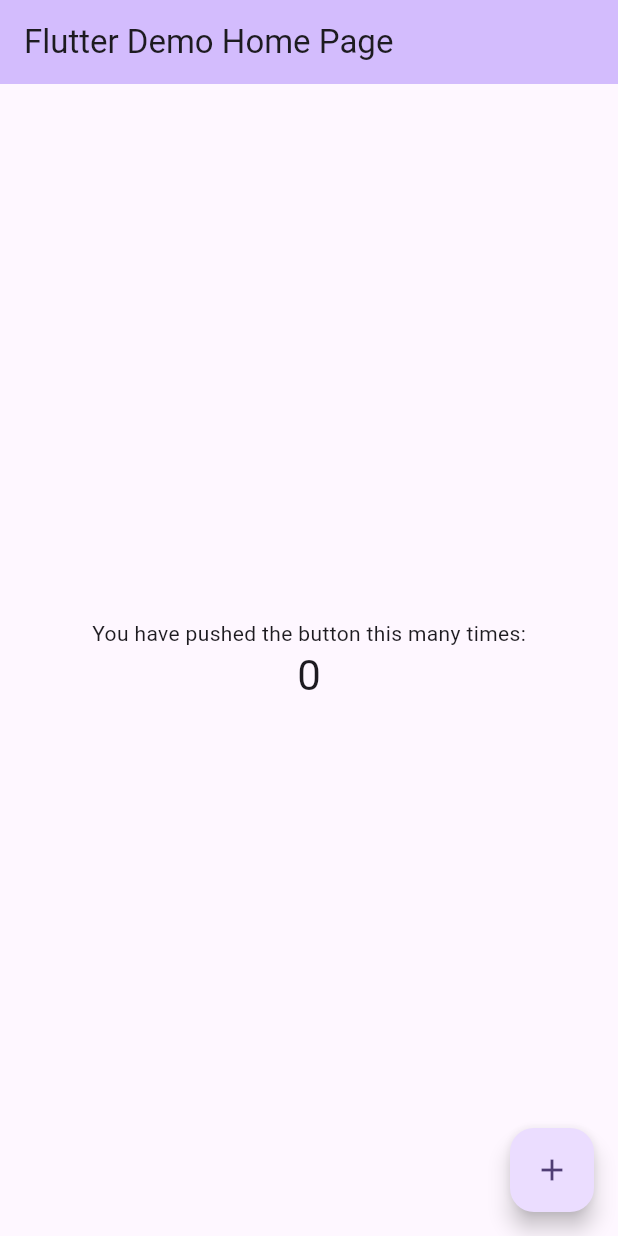
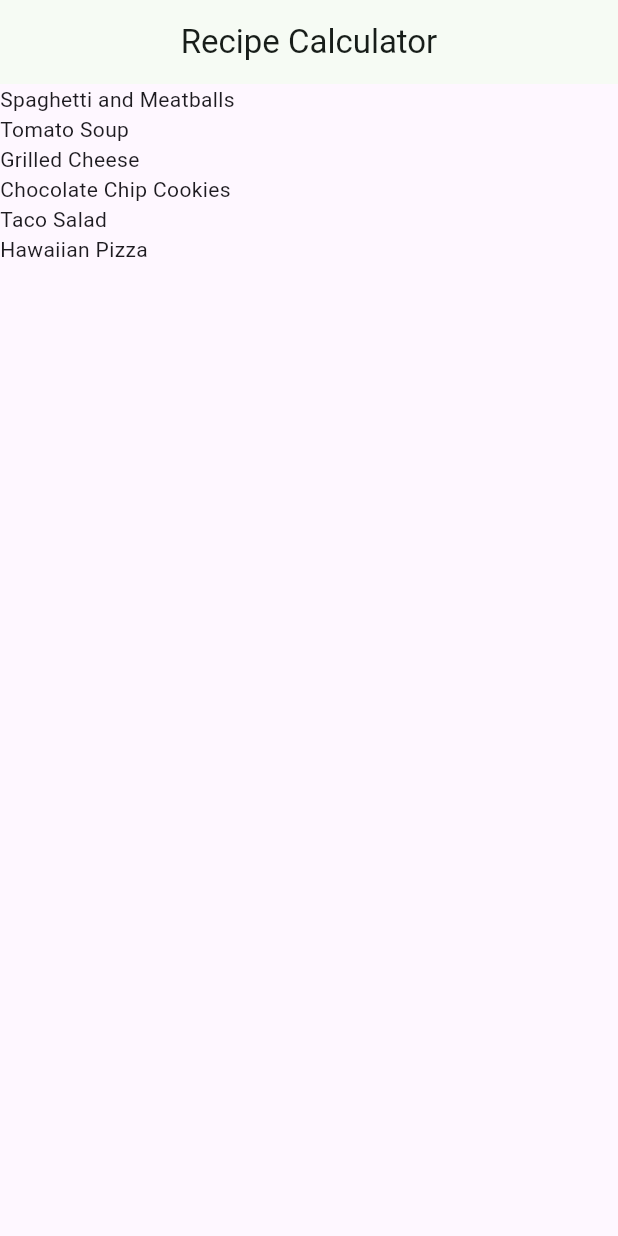
Before and after one commit to arcade15xyz/just_a_project, a Flutter app: the screen it shows after launch, on a phone screen of 412 x 824 dp. Run offline on Flutter 3.47's test engine with Material 3 defaults, Android fonts, the phone set to English and light mode, and no system bars.

Commit message:
initial phase of the file

```diff
--- a/lib/main.dart
+++ b/lib/main.dart
@@ -1,51 +1,29 @@
 import 'package:flutter/material.dart';
+import 'package:just_a_project/models/recipe.dart';
 
 void main() {
-  runApp(const MyApp());
+  runApp(const RecipeApp());
 }
 
-class MyApp extends StatelessWidget {
-  const MyApp({super.key});
+class RecipeApp extends StatelessWidget {
+  const RecipeApp({super.key});
 
   // This widget is the root of your application.
   @override
   Widget build(BuildContext context) {
+    final ThemeData theme = ThemeData();
     return MaterialApp(
-      title: 'Flutter Demo',
-      theme: ThemeData(
-        // This is the theme of your application.
-        //
-        // TRY THIS: Try running your application with "flutter run". You'll see
-        // the application has a purple toolbar. Then, without quitting the app,
-        // try changing the seedColor in the colorScheme below to Colors.green
-        // and then invoke "hot reload" (save your changes or press the "hot
-        // reload" button in a Flutter-supported IDE, or press "r" if you used
-        // the command line to start the app).
-        //
-        // Notice that the counter didn't reset back to zero; the application
-        // state is not lost during the reload. To reset the state, use hot
-        // restart instead.
-        //
-        // This works for code too, not just values: Most code changes can be
-        // tested with just a hot reload.
-        colorScheme: ColorScheme.fromSeed(seedColor: Colors.deepPurple),
+      title: 'Recipe Calculator',
+      theme: theme.copyWith(
+        colorScheme: ColorScheme.fromSeed(seedColor: Colors.greenAccent),
       ),
-      home: const MyHomePage(title: 'Flutter Demo Home Page'),
+      home: const MyHomePage(title: 'Recipe Calculator'),
     );
   }
 }
 
 class MyHomePage extends StatefulWidget {
   const MyHomePage({super.key, required this.title});
-
-  // This widget is the home page of your application. It is stateful, meaning
-  // that it has a State object (defined below) that contains fields that affect
-  // how it looks.
-
-  // This class is the configuration for the state. It holds the values (in this
-  // case the title) provided by the parent (in this case the App widget) and
-  // used by the build method of the State. Fields in a Widget subclass are
-  // always marked "final".
 
   final String title;
 
@@ -54,69 +32,17 @@
 }
 
 class _MyHomePageState extends State<MyHomePage> {
-  int _counter = 0;
-
-  void _incrementCounter() {
-    setState(() {
-      // This call to setState tells the Flutter framework that something has
-      // changed in this State, which causes it to rerun the build method below
-      // so that the display can reflect the updated values. If we changed
-      // _counter without calling setState(), then the build method would not be
-      // called again, and so nothing would appear to happen.
-      _counter++;
-    });
-  }
-
   @override
   Widget build(BuildContext context) {
-    // This method is rerun every time setState is called, for instance as done
-    // by the _incrementCounter method above.
-    //
-    // The Flutter framework has been optimized to make rerunning build methods
-    // fast, so that you can just rebuild anything that needs updating rather
-    // than having to individually change instances of widgets.
     return Scaffold(
-      appBar: AppBar(
-        // TRY THIS: Try changing the color here to a specific color (to
-        // Colors.amber, perhaps?) and trigger a hot reload to see the AppBar
-        // change color while the other colors stay the same.
-        backgroundColor: Theme.of(context).colorScheme.inversePrimary,
-        // Here we take the value from the MyHomePage object that was created by
-        // the App.build method, and use it to set our appbar title.
-        title: Text(widget.title),
-      ),
-      body: Center(
-        // Center is a layout widget. It takes a single child and positions it
-        // in the middle of the parent.
-        child: Column(
-          // Column is also a layout widget. It takes a list of children and
-          // arranges them vertically. By default, it sizes itself to fit its
-          // children horizontally, and tries to be as tall as its parent.
-          //
-          // Column has various properties to control how it sizes itself and
-          // how it positions its children. Here we use mainAxisAlignment to
-          // center the children vertically; the main axis here is the vertical
-          // axis because Columns are vertical (the cross axis would be
-          // horizontal).
-          //
-          // TRY THIS: Invoke "debug painting" (choose the "Toggle Debug Paint"
-          // action in the IDE, or press "p" in the console), to see the
-          // wireframe for each widget.
-          mainAxisAlignment: MainAxisAlignment.center,
-          children: <Widget>[
-            const Text('You have pushed the button this many times:'),
-            Text(
-              '$_counter',
-              style: Theme.of(context).textTheme.headlineMedium,
-            ),
-          ],
-        ),
-      ),
-      floatingActionButton: FloatingActionButton(
-        onPressed: _incrementCounter,
-        tooltip: 'Increment',
-        child: const Icon(Icons.add),
-      ), // This trailing comma makes auto-formatting nicer for build methods.
+      appBar: AppBar(title: Text(widget.title), centerTitle: true,),
+      body: SafeArea(child: ListView.builder(
+        itemCount: Recipe.samples.length,
+        itemBuilder: (context, int index){
+          return Text(Recipe.samples[index].label);
+        },
+
+      )),
     );
   }
 }
--- /dev/null
+++ b/lib/models/recipe.dart
@@ -0,0 +1,32 @@
+class Recipe {
+  String label;
+  String imageUrl;
+
+  Recipe(this.label, this.imageUrl);
+  static List<Recipe> samples = [
+    Recipe(
+      'Spaghetti and Meatballs',
+      'assets/pexels-fotios-photos-1279330.jpg',
+    ),
+    Recipe(
+      'Tomato Soup',
+      'assets/pexels-votsis-panagiotis-1883752-3493579.jpg',
+    ),
+    Recipe(
+      'Grilled Cheese',
+      'assets/pexels-fotios-photos-1885578.jpg',
+    ),
+    Recipe(
+      'Chocolate Chip Cookies',
+      'assets/pexels-fotios-photos-230325.jpg',
+    ),
+    Recipe(
+      'Taco Salad',
+      'assets/pexels-mikhail-nilov-8920125.jpg',
+    ),
+    Recipe(
+      'Hawaiian Pizza',
+      'assets/pexels-anhelina-vasylyk-734724285-33592999.jpg',
+    ),
+  ];
+}
--- a/pubspec.yaml
+++ b/pubspec.yaml
@@ -58,9 +58,8 @@ flutter:
   uses-material-design: true
 
   # To add assets to your application, add an assets section, like this:
-  # assets:
-  #   - images/a_dot_burr.jpeg
-  #   - images/a_dot_ham.jpeg
+  assets:
+    - assets/
 
   # An image asset can refer to one or more resolution-specific "variants", see
   # https://flutter.dev/to/resolution-aware-images
```
Also changed, not shown: assets/pexels-anhelina-vasylyk-734724285-33592999.jpg (added), assets/pexels-fotios-photos-1279330.jpg (added), assets/pexels-fotios-photos-1885578.jpg (added), assets/pexels-fotios-photos-230325.jpg (added), assets/pexels-mikhail-nilov-8920125.jpg (added), assets/pexels-votsis-panagiotis-1883752-3493579.jpg (added), 1 other file.
